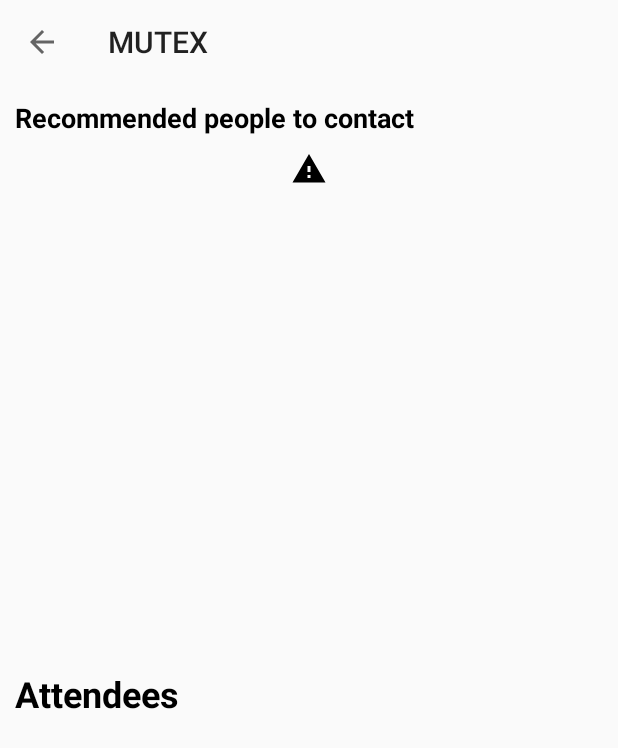
After one commit to Zyad1999/MUTEX, an Android app: the RecommendActivity screen opened directly, with no data from a screen before it, on a phone screen of 412 x 824 dp. The commit adds this screen. Shown: the top 748 px of the screen. Run offline under Robolectric (Android 15) with nearby library versions, the phone set to English and light mode, and no system bars; our stand-ins replace Firebase (no records; nobody signed in at launch, a user with empty details on screens opened directly), Picasso; libraries missing offline, so code that uses them is left out: com.mikhaellopez.circularimageview; pictures from the network do not load.

Commit message:
Recommend Activity

```diff
--- a/app/build.gradle
+++ b/app/build.gradle
@@ -44,6 +44,7 @@ dependencies {
     implementation "org.jetbrains.kotlin:kotlin-stdlib-jdk7:$kotlin_version"
     implementation 'androidx.recyclerview:recyclerview:1.1.0'
     implementation 'androidx.cardview:cardview:1.0.0'
+    implementation 'com.squareup.picasso:picasso:2.71828'
 }
 repositories {
     mavenCentral()
--- a/app/src/main/java/org/ieeezsb/MainActivity.java
+++ b/app/src/main/java/org/ieeezsb/MainActivity.java
@@ -26,6 +26,7 @@ import com.stepstone.apprating.listener.RatingDialogListener;
 
 import org.ieeezsb.Registration.LoginActivity;
 import org.ieeezsb.agenda.AgendaActivity;
+import org.ieeezsb.recommended.RecommendActivity;
 import org.ieeezsb.speaker.SpeakersActivity;
 import org.jetbrains.annotations.NotNull;
 
--- /dev/null
+++ b/app/src/main/java/org/ieeezsb/recommended/Adapter.java
@@ -0,0 +1,56 @@
+package org.ieeezsb.recommended;
+
+import android.view.LayoutInflater;
+import android.view.View;
+import android.view.ViewGroup;
+import android.widget.TextView;
+
+import androidx.annotation.NonNull;
+import androidx.recyclerview.widget.RecyclerView;
+
+import com.mikhaellopez.circularimageview.CircularImageView;
+import com.squareup.picasso.Picasso;
+
+import org.ieeezsb.R;
+import org.ieeezsb.Registration.UserModel;
+
+import java.util.List;
+
+public class Adapter extends RecyclerView.Adapter<Adapter.MyViewHolder> {
+    @NonNull
+    private List<UserModel> modelList;
+
+    public Adapter(List<UserModel> modelList) {
+        this.modelList = modelList;
+    }
+
+    @Override
+    public MyViewHolder onCreateViewHolder(@NonNull ViewGroup parent, int viewType) {
+        View view = LayoutInflater.from(parent.getContext()).inflate(R.layout.recommended,parent,false);
+        return new MyViewHolder(view);
+    }
+
+    @Override
+    public void onBindViewHolder(@NonNull MyViewHolder holder, int position) {
+        UserModel model = modelList.get(position);
+        holder.txtName.setText(model.getfName()+" "+model.getlName());
+        holder.txtFaculty.setText(model.getBio());
+        Picasso.get().load(model.getProfilePicLink()).into(holder.img);
+    }
+
+    @Override
+    public int getItemCount() {
+        return modelList.size();
+    }
+
+    public static class MyViewHolder extends RecyclerView.ViewHolder {
+        public TextView txtName , txtFaculty ;
+        public CircularImageView img;
+        public MyViewHolder(@NonNull View itemView) {
+            super(itemView);
+            txtName = itemView.findViewById(R.id.txt_name);
+            txtFaculty = itemView.findViewById(R.id.txt_faculty);
+            img = itemView.findViewById(R.id.cir_img);
+            }
+    }
+}
--- /dev/null
+++ b/app/src/main/java/org/ieeezsb/recommended/RecommendActivity.java
@@ -0,0 +1,73 @@
+package org.ieeezsb.recommended;
+
+import androidx.annotation.NonNull;
+import androidx.appcompat.app.AppCompatActivity;
+import androidx.appcompat.widget.Toolbar;
+import androidx.recyclerview.widget.DefaultItemAnimator;
+import androidx.recyclerview.widget.LinearLayoutManager;
+import androidx.recyclerview.widget.RecyclerView;
+
+import android.annotation.SuppressLint;
+import android.os.Bundle;
+import android.view.View;
+import android.widget.ListView;
+import android.widget.TextView;
+
+import com.google.firebase.auth.FirebaseAuth;
+import com.google.firebase.auth.FirebaseUser;
+import com.google.firebase.database.DataSnapshot;
+import com.google.firebase.database.DatabaseError;
+import com.google.firebase.database.DatabaseReference;
+import com.google.firebase.database.FirebaseDatabase;
+import com.google.firebase.database.ValueEventListener;
+
+import org.ieeezsb.R;
+import org.ieeezsb.Registration.UserModel;
+
+import java.util.ArrayList;
+import java.util.List;
+
+public class RecommendActivity extends AppCompatActivity {
+    private List<UserModel> modelList = new ArrayList<UserModel>();
+    private RecyclerView recyclerView;
+    private Adapter adapter;
+    private FirebaseAuth firebaseAuth;
+    private FirebaseDatabase firebaseDatabase;
+    private DatabaseReference ref;
+    private Toolbar toolbar;
+    @Override
+    protected void onCreate(Bundle savedInstanceState) {
+        super.onCreate(savedInstanceState);
+        setContentView(R.layout.activity_recommend);
+        toolbar = (Toolbar)findViewById(R.id.toolbarRec);
+        setSupportActionBar(toolbar);
+        getSupportActionBar().setDisplayHomeAsUpEnabled(true);
+
+        firebaseDatabase = FirebaseDatabase.getInstance();
+        ref = firebaseDatabase.getReference("users");
+        ref.addValueEventListener(new ValueEventListener() {
+            @Override
+            public void onDataChange(@NonNull DataSnapshot dataSnapshot) {
+                modelList.clear();
+                for(DataSnapshot snapshot : dataSnapshot.getChildren()){
+                    UserModel m = snapshot.getValue(UserModel.class);
+                    modelList.add(m);
+                }
+
+            }
+
+            @Override
+            public void onCancelled(@NonNull DatabaseError databaseError) {
+
+            }
+        });
+        recyclerView = (RecyclerView)findViewById(R.id.recycler_view);
+        adapter = new Adapter(modelList);
+        RecyclerView.LayoutManager layoutManager = new LinearLayoutManager(getApplicationContext());
+        recyclerView.setLayoutManager(layoutManager);
+        recyclerView.setItemAnimator(new DefaultItemAnimator());
+        recyclerView.setAdapter(adapter);
+
+    }
+
+}
--- /dev/null
+++ b/app/src/main/res/drawable/ic_report_problem_black_24dp.xml
@@ -0,0 +1,9 @@
+<vector xmlns:android="http://schemas.android.com/apk/res/android"
+        android:width="24dp"
+        android:height="24dp"
+        android:viewportWidth="24.0"
+        android:viewportHeight="24.0">
+    <path
+        android:fillColor="#FF000000"
+        android:pathData="M1,21h22L12,2 1,21zM13,18h-2v-2h2v2zM13,14h-2v-4h2v4z"/>
+</vector>
--- /dev/null
+++ b/app/src/main/res/layout/activity_recommend.xml
@@ -0,0 +1,48 @@
+<?xml version="1.0" encoding="utf-8"?>
+<LinearLayout xmlns:android="http://schemas.android.com/apk/res/android"
+    xmlns:app="http://schemas.android.com/apk/res-auto"
+    xmlns:tools="http://schemas.android.com/tools"
+    android:layout_width="match_parent"
+    android:layout_height="match_parent"
+    android:orientation="vertical"
+    tools:context=".recommended.RecommendActivity">
+    <androidx.appcompat.widget.Toolbar
+        android:id="@+id/toolbarRec"
+        android:layout_width="match_parent"
+        android:layout_height="?attr/actionBarSize"
+        android:elevation="4dp"
+        />
+    <TextView
+        android:padding="10dp"
+        android:text="Recommended people to contact"
+        android:textColor="@color/black"
+        android:textStyle="bold"
+        android:textSize="18dp"
+        android:layout_width="wrap_content"
+        android:layout_height="wrap_content"/>
+    <LinearLayout
+        android:layout_width="match_parent"
+        android:layout_height="0dp"
+        android:layout_weight="1">
+        <ImageView
+
+            android:src="@drawable/ic_report_problem_black_24dp"
+            android:layout_width="match_parent"
+            android:layout_height="wrap_content"    />
+    </LinearLayout>
+<TextView
+    android:padding="10dp"
+    android:text="Attendees"
+    android:textColor="@color/black"
+    android:textStyle="bold"
+    android:textSize="24dp"
+    android:layout_width="wrap_content"
+    android:layout_height="wrap_content"/>
+
+<androidx.recyclerview.widget.RecyclerView
+    android:id="@+id/recycler_view"
+    android:layout_width="match_parent"
+    android:layout_weight="1"
+    android:layout_height="0dp"/>
+
+</LinearLayout>
```
Also changed, not shown: app/src/main/AndroidManifest.xml (+9 -2 lines), app/src/main/res/layout/recommended.xml (added, +37 -0 lines).
